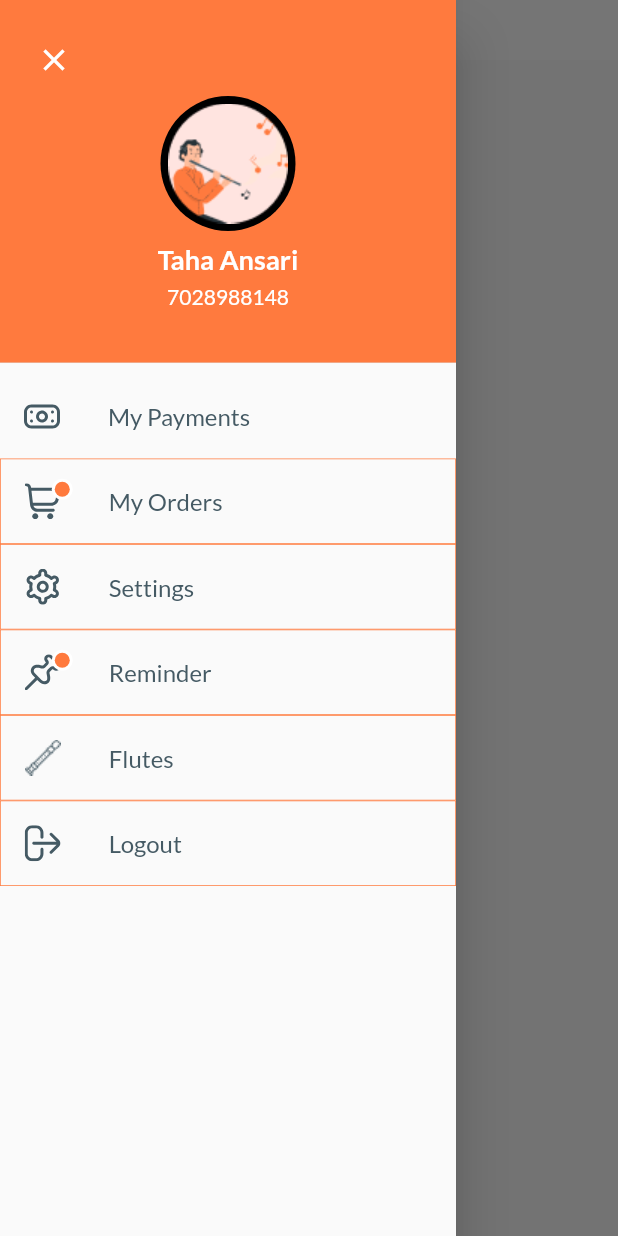
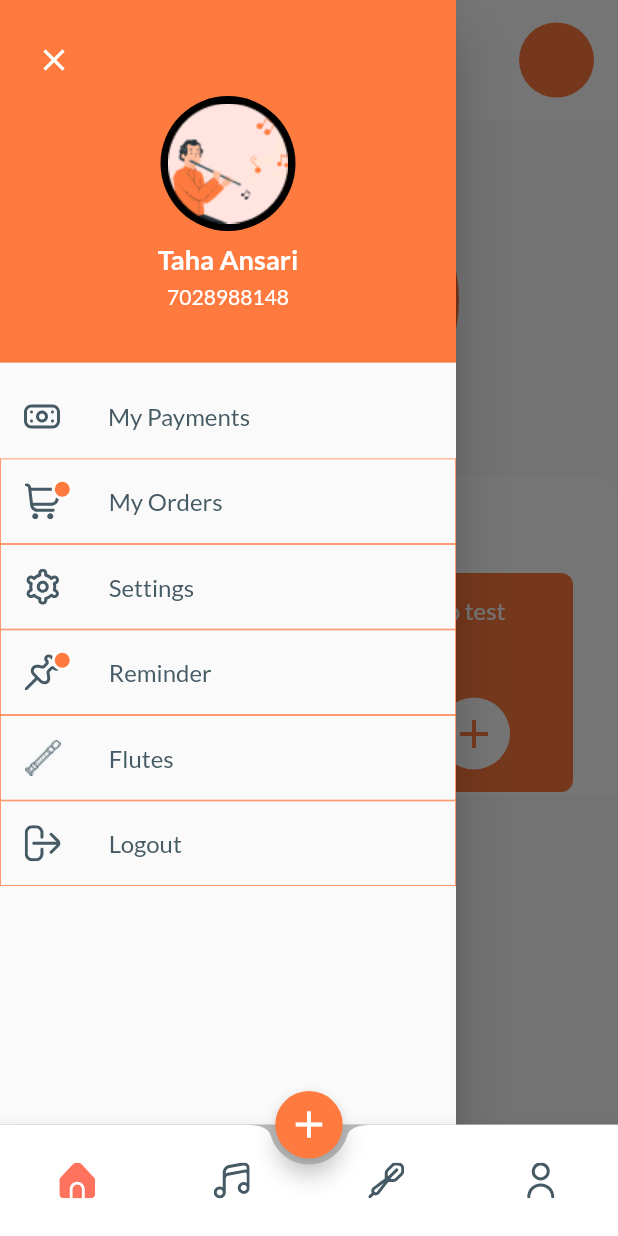
Before and after one commit to tahaansari800/gurukul_app, a Flutter app: the screen it shows after launch, with the side drawer open, on a phone screen of 412 x 824 dp. Run offline on Flutter 3.47's test engine with Material 2 defaults, Android fonts, the phone set to English and light mode, and no system bars; our stand-ins replace flutter_svg, google_fonts.

Commit message:
bottom navigation and home screen added

```diff
--- a/lib/main.dart
+++ b/lib/main.dart
@@ -1,6 +1,7 @@
 import 'package:flutter/material.dart';
 import 'package:flutter/services.dart';
 import 'package:grukul_schedular_app/routes.dart';
+import 'package:grukul_schedular_app/screens/componant/custom_navigation.dart';
 import 'package:grukul_schedular_app/screens/get_started.dart';
 import 'package:grukul_schedular_app/screens/home_scrn.dart';
 
@@ -36,6 +37,6 @@ class MyApp extends StatelessWidget {
                   fontWeight: FontWeight.w800)),
         ),
         routes: routes,
-        home: const HomeScrn());
+        home: const BottomNavigation());
   }
 }
--- /dev/null
+++ b/lib/screens/componant/custom_navigation.dart
@@ -0,0 +1,124 @@
+import 'package:flutter/material.dart';
+import 'package:flutter_svg/flutter_svg.dart';
+import 'package:grukul_schedular_app/constant.dart';
+import 'package:grukul_schedular_app/screens/home_scrn.dart';
+import 'package:grukul_schedular_app/screens/signin_scrn.dart';
+
+class BottomNavigation extends StatefulWidget {
+  const BottomNavigation({Key? key}) : super(key: key);
+
+  @override
+  State<BottomNavigation> createState() => _BottomNavigationState();
+}
+
+class _BottomNavigationState extends State<BottomNavigation> {
+  int _selectedIndex = 0;
+  List<Widget> screens = [
+    const HomeScrn(),
+    const HomeScrn(),
+    const HomeScrn(),
+    const SignInScrn(),
+  ];
+  @override
+  Widget build(BuildContext context) {
+    return Scaffold(
+      floatingActionButton: SizedBox(
+        height: 45,
+        width: 45,
+        child: FloatingActionButton(
+          backgroundColor: orange,
+          onPressed: () {},
+          child: const Icon(
+            Icons.add,
+            color: white,
+            size: 30,
+          ),
+        ),
+      ),
+      floatingActionButtonLocation: FloatingActionButtonLocation.centerDocked,
+      bottomNavigationBar: SizedBox(
+        height: scHeight(context) * 0.09,
+        child: BottomAppBar(
+          // notchMargin: 3,
+          shape: const CircularNotchedRectangle(),
+          child:
+              Row(mainAxisAlignment: MainAxisAlignment.spaceAround, children: [
+            IconBottomBar(
+              selected: _selectedIndex == 0,
+              onPressed: () {
+                setState(() {
+                  _selectedIndex = 0;
+                });
+              },
+              selectIcon: 'assets/icons/fi-rr-home.svg',
+              unselectIcon: 'assets/icons/fi-sr-home.svg',
+            ),
+            IconBottomBar(
+              selected: _selectedIndex == 1,
+              onPressed: () {
+                setState(() {
+                  _selectedIndex = 1;
+                });
+              },
+              selectIcon: 'assets/icons/fi-rr-music-alt.svg',
+              unselectIcon: 'assets/icons/fi-sr-music-alt.svg',
+            ),
+            IconBottomBar(
+              selected: _selectedIndex == 2,
+              onPressed: () {
+                setState(() {
+                  _selectedIndex = 2;
+                });
+              },
+              selectIcon: 'assets/icons/fi-rr-dart.svg',
+              unselectIcon: 'assets/icons/fi-sr-dart.svg',
+            ),
+            IconBottomBar(
+              selected: _selectedIndex == 3,
+              onPressed: () {
+                setState(() {
+                  _selectedIndex = 3;
+                });
+              },
+              selectIcon: 'assets/icons/fi-rr-user.svg',
+              unselectIcon: 'assets/icons/fi-sr-user.svg',
+            ),
+          ]),
+        ),
+      ),
+      body: screens[_selectedIndex],
+    );
+  }
+}
+
+class IconBottomBar extends StatelessWidget {
+  final bool selected;
+  final String selectIcon;
+  final String unselectIcon;
+  final Function() onPressed;
+
+  const IconBottomBar(
+      {key,
+      required this.selected,
+      required this.onPressed,
+      required this.selectIcon,
+      required this.unselectIcon})
+      : super(key: key);
+
+  @override
+  Widget build(BuildContext context) {
+    return IconButton(
+        onPressed: onPressed,
+        icon: selected
+            ? SvgPicture.asset(
+                unselectIcon,
+                height: 24,
+                width: 24,
+              )
+            : SvgPicture.asset(
+                selectIcon,
+                height: 24,
+                width: 24,
+              ));
+  }
+}
--- a/lib/screens/componant/drawer.dart
+++ b/lib/screens/componant/drawer.dart
@@ -43,7 +43,7 @@ class CustomDrawer extends StatelessWidget {
                       'Taha Ansari',
                       style: headline2(color: white),
                     ),
-                    const SizedBox(
+                    SizedBox(
                       height: 5,
                     ),
                     Text(
--- a/lib/screens/home_scrn.dart
+++ b/lib/screens/home_scrn.dart
@@ -1,5 +1,5 @@
 import 'package:flutter/material.dart';
-import 'package:flutter_svg/flutter_svg.dart';
+import 'package:grukul_schedular_app/constant.dart';
 
 import 'componant/drawer.dart';
 
@@ -12,17 +12,94 @@ class HomeScrn extends StatelessWidget {
     return Scaffold(
       drawer: const CustomDrawer(),
       appBar: AppBar(
-        title: const Text(
-          'black',
-          style: TextStyle(color: Colors.black),
-        ),
+        toolbarHeight: 80,
+        title:
+            Row(mainAxisAlignment: MainAxisAlignment.spaceBetween, children: [
+          Text.rich(TextSpan(children: [
+            TextSpan(
+                style: bodyText1(color: Colors.black), text: 'Hi, Student\n'),
+            TextSpan(style: bodyText2(color: textColor), text: 'Mumbai, India'),
+          ])),
+          const CircleAvatar(
+            backgroundColor: orange,
+            radius: 25,
+          )
+        ]),
       ),
       body: Column(
-        mainAxisAlignment: MainAxisAlignment.center,
-        children:  [
-          SizedBox(
-            child: SvgPicture.asset('assets/images/fi-rr-money.svg')),
-          Center(child: Text('homeScreen')),
+        crossAxisAlignment: CrossAxisAlignment.center,
+        // mainAxisAlignment: MainAxisAlignment.center,
+        children: [
+          const SizedBox(
+            height: 20,
+          ),
+          //custom painter
+          CircleAvatar(
+            child: Text(
+              'Custom Painter',
+              style: bodyText1(color: white),
+            ),
+            backgroundColor: orange,
+            radius: 100,
+          ),
+          const SizedBox(height: 20,),
+
+          //your schedule container
+          Container(
+            padding: const EdgeInsets.symmetric(horizontal: 30, vertical: 0),
+            width: double.infinity,
+            decoration: const BoxDecoration(
+              boxShadow: [BoxShadow(
+                spreadRadius: 2,
+                color: Colors.white
+                )],
+                // color: Colors.black,
+                borderRadius: BorderRadius.only(
+                    topLeft: Radius.circular(20),
+                    topRight: Radius.circular(20))),
+            child: Column(
+              crossAxisAlignment: CrossAxisAlignment.start,
+              children: [
+                const SizedBox(height: 20,),
+                Text(
+                  'Your Schedule',
+                  style: headline2(color: textColor),
+                ),
+                const SizedBox(
+                  height: 20,
+                ),
+                Container(
+                    padding: const EdgeInsets.all(15),
+                    decoration: BoxDecoration(
+                        color: orange, borderRadius: BorderRadius.circular(8)),
+                    child: Column(
+                      mainAxisSize: MainAxisSize.max,
+                      children:  [
+                        //text
+                        Text(
+                            'Book a session with your Guru now to test your skills.',style: bodyText1(color: white),),
+                        const SizedBox(
+                          height: 30,
+                        ),
+
+                        //button
+                        const Padding(
+                          padding: EdgeInsets.only(left: 220.0),
+                          child: CircleAvatar(
+                            radius: 24,
+                            backgroundColor: white,
+                            child: Icon(
+                              Icons.add,
+                              color: orange,
+                              size: 32,
+                            ),
+                          ),
+                        )
+                      ],
+                    )),
+              ],
+            ),
+          )
         ],
       ),
     );
```
Also changed, not shown: assets/icons/fi-rr-dart.svg (added), assets/icons/fi-rr-home.svg (added), assets/icons/fi-rr-music-alt.svg (added), assets/icons/fi-rr-user.svg (added), assets/icons/fi-sr-dart.svg (added), assets/icons/fi-sr-home.svg (added), assets/icons/fi-sr-music-alt.svg (added), assets/icons/fi-sr-user.svg (added).
